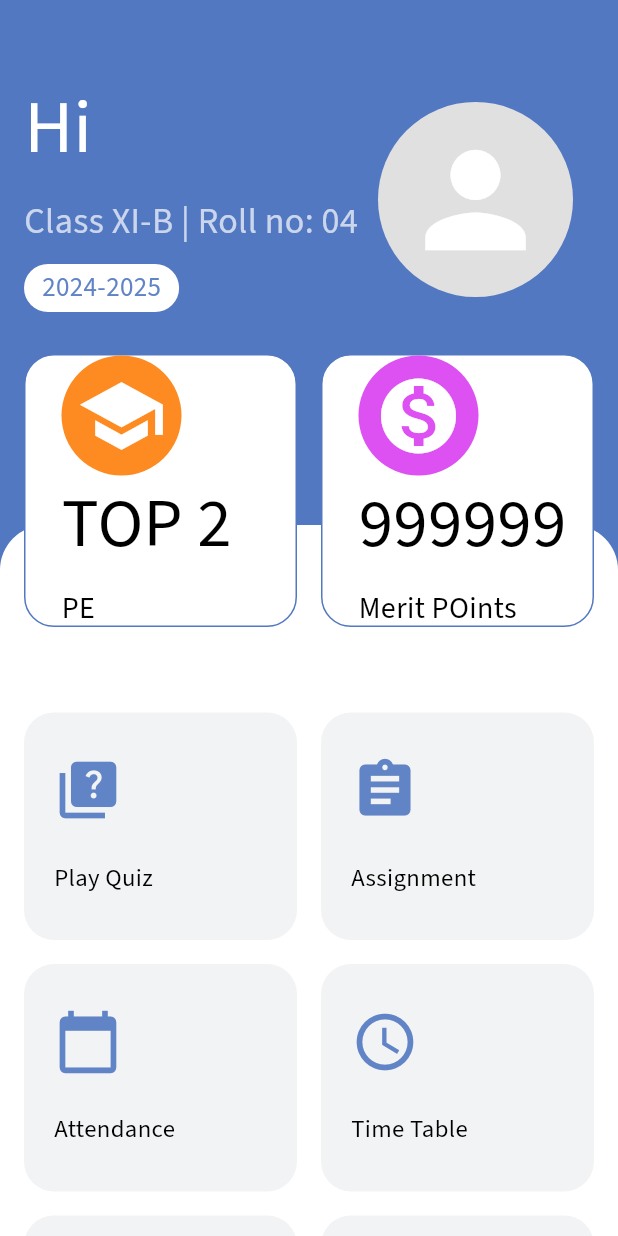
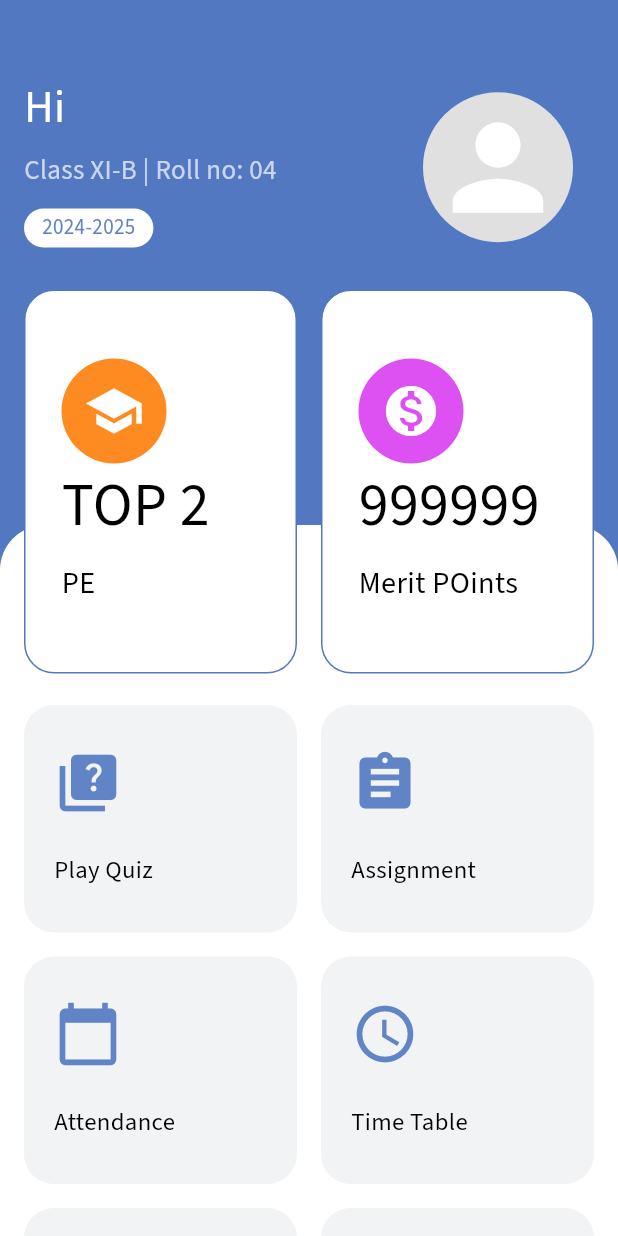
Before and after one commit to georgecabaccang/iskulapp-flutter, a Flutter app: the HomePage screen opened directly with empty values, on a phone screen of 412 x 824 dp. Run offline on Flutter 3.47's test engine with Material 3 defaults, Android fonts, the phone set to English and light mode, and no system bars; our stand-ins replace dotted_line, flutter_bloc, flutter_dotenv, flutter_secure_storage, flutter_spinkit, freezed_annotation and 1 more; accounts and stored records are empty.

Commit message:
fix responsiveness

```diff
--- a/lib/pages/home/home_page.dart
+++ b/lib/pages/home/home_page.dart
@@ -1,4 +1,5 @@
 import 'package:flutter/material.dart';
+import 'dart:math' as math;
 import 'package:school_erp/features/auth/bloc/auth_bloc_barrel.dart';
 import 'package:school_erp/features/auth/auth_repository/auth_repository.dart';
 import 'package:school_erp/pages/EnterExitRoute.dart';
@@ -52,7 +53,7 @@ class _HomePageState extends State<HomePage> {
   Widget _buildMainContent() {
     return Container(
       margin: const EdgeInsets.only(top: 350 ),
-      padding: const EdgeInsets.only(top: 100 ),
+      padding: const EdgeInsets.only(top: 90 ),
       decoration: const BoxDecoration(
         color: AppColors.whiteColor,
         borderRadius: BorderRadius.only(
@@ -76,7 +77,12 @@ class _HomePageState extends State<HomePage> {
 
   Widget profileInfo(AuthenticatedUser user) {
     return SafeArea(
-      child: Row(
+      child: LayoutBuilder(
+        builder: (context, constraints) {
+          double screenWidth = MediaQuery.of(context).size.width;
+          bool isSmallScreen = screenWidth < 400;
+
+          return Row(
             crossAxisAlignment: CrossAxisAlignment.center,
             children: [
               Padding(
@@ -85,32 +91,41 @@ class _HomePageState extends State<HomePage> {
               ),
               const Spacer(),
               Padding(
-            padding: const EdgeInsets.only(right: 30, top: 30.0),
+                padding: EdgeInsets.only(
+                  right: isSmallScreen ? 16.0 : 30.0,
+                  top: isSmallScreen ? 0.0 : 30.0,
+                ),
                 child: Align(
-              alignment: Alignment.bottomLeft,
+                  alignment: isSmallScreen ? Alignment.topLeft : Alignment.bottomLeft,
                   child: GestureDetector(
                     onTap: () {
                       Navigator.push(
                         context,
-                    EnterExitRoute(exitPage: context.widget, enterPage: const ProfilePage())
+                        EnterExitRoute(
+                          exitPage: context.widget,
+                          enterPage: const ProfilePage(),
+                        ),
                       );
                     },
                     child: CircleAvatar(
-                  radius: 65,
+                      radius: isSmallScreen ? 40 : 50, // Adjust the radius for small screens
                       backgroundColor: Colors.grey[300],
-                  child: const Icon(
+                      child: Icon(
                         Icons.person,
-                    size: 100,
+                        size: isSmallScreen ? 60 : 90, // Adjust icon size
                         color: Colors.white,
                       ),
                     ),
                   ),
-            )
+                ),
               ),
             ],
+          );
+        },
       ),
     );
   }
+
 
   Widget _buildUserInfo(AuthenticatedUser user) {
     return Container(
@@ -122,7 +137,7 @@ class _HomePageState extends State<HomePage> {
         children: [
           Text(
             TextConstants.homePageMessage(user.firstName, user.lastName),
-            style: headingStyle().copyWith(fontSize: 50.0, fontWeight: FontWeight.w500),
+            style: headingStyle().copyWith(fontSize: 30.0, fontWeight: FontWeight.w500),
           ),
           const SizedBox(height: 8.0),
           Opacity(
@@ -130,7 +145,7 @@ class _HomePageState extends State<HomePage> {
             child: Text(
               "Class XI-B | Roll no: 04",
               style: bodyStyle().copyWith(
-                fontSize: 24.0,
+                fontSize: 18.0,
                 color: AppColors.whiteColor,
               ),
             ),
@@ -145,7 +160,7 @@ class _HomePageState extends State<HomePage> {
             ),
             child: Text(
               "2024-2025",
-              style: bodyStyle().copyWith(fontSize: 18.0, color: const Color(0xFF6184C7) ),
+              style: bodyStyle().copyWith(fontSize: 14.0, color: const Color(0xFF6184C7) ),
             ),
           ),
         ],
@@ -171,7 +186,7 @@ class _HomePageState extends State<HomePage> {
     ];
 
     return Padding(
-      padding: const EdgeInsets.symmetric(horizontal: 16.0),
+      padding: const EdgeInsets.symmetric(horizontal: 16.0, vertical: 0),
       child: GridView.builder(
           physics: const NeverScrollableScrollPhysics(),  // To keep it non-scrollable
           shrinkWrap: true,  // Ensures the grid view only takes the necessary space
@@ -179,7 +194,8 @@ class _HomePageState extends State<HomePage> {
             crossAxisCount: 2,
             crossAxisSpacing: 16.0,
             mainAxisSpacing: 16.0,
-          childAspectRatio: 1.0,
+            mainAxisExtent: 256,
+            childAspectRatio: 0.78,
           ),
           itemCount: importantItems.length,
           itemBuilder: (context, index) {
@@ -203,11 +219,16 @@ class _HomePageState extends State<HomePage> {
     required Color color,
     required VoidCallback onTap,
   }) {
+
+    double screenWidth = MediaQuery.of(context).size.width;
+    double textSize = math.min(screenWidth * 0.1, 40.0);  // Max size is 40
+    double textSizeSm = math.min(screenWidth * 0.049, 24.0);  // Max size is 24
+
     return GestureDetector(
       onTap: onTap,
       child: Container(
         alignment: Alignment.centerLeft,
-        padding: const EdgeInsets.symmetric(horizontal: 8),
+        padding: const EdgeInsets.symmetric(horizontal: 8, vertical: 16),
         decoration: BoxDecoration(
           color: Colors.white,
           borderRadius: BorderRadius.circular(20.0),
@@ -223,14 +244,14 @@ class _HomePageState extends State<HomePage> {
                 crossAxisAlignment: CrossAxisAlignment.start,
                 children: [
                   CircleAvatar(
-                    radius: 40.0,
+                    radius: 35.0,
                     backgroundColor: color,
-                    child: Icon(icon, size: 60.0, color: Colors.white),
+                    child: Icon(icon, size: 40.0, color: Colors.white),
                   ),
                   Text(
                     value,
                     style: headingStyle().copyWith(
-                      fontSize: 46.0,
+                      fontSize: textSize,
                       color: Colors.black,
                       fontWeight: FontWeight.w500,
                     ),
@@ -238,7 +259,7 @@ class _HomePageState extends State<HomePage> {
                   const SizedBox(height: 8.0),
                   Text(
                     title,
-                    style: bodyStyle().copyWith(fontSize: 20.0),
+                    style: bodyStyle().copyWith(fontSize: textSizeSm),
                   ),
                 ],
               ),
@@ -290,7 +311,7 @@ class _HomePageState extends State<HomePage> {
         mainAxisSpacing: 16.0,
         childAspectRatio: 1.2,
       ),
-      padding: const EdgeInsets.symmetric(horizontal: 16, vertical: 25.0),
+      padding: const EdgeInsets.symmetric(horizontal: 16, vertical: 30.0),
       itemCount: items.length,
       itemBuilder: (context, index) {
         return NavigationCard(
```
Lines whose indentation alone changed are shown as unchanged.
